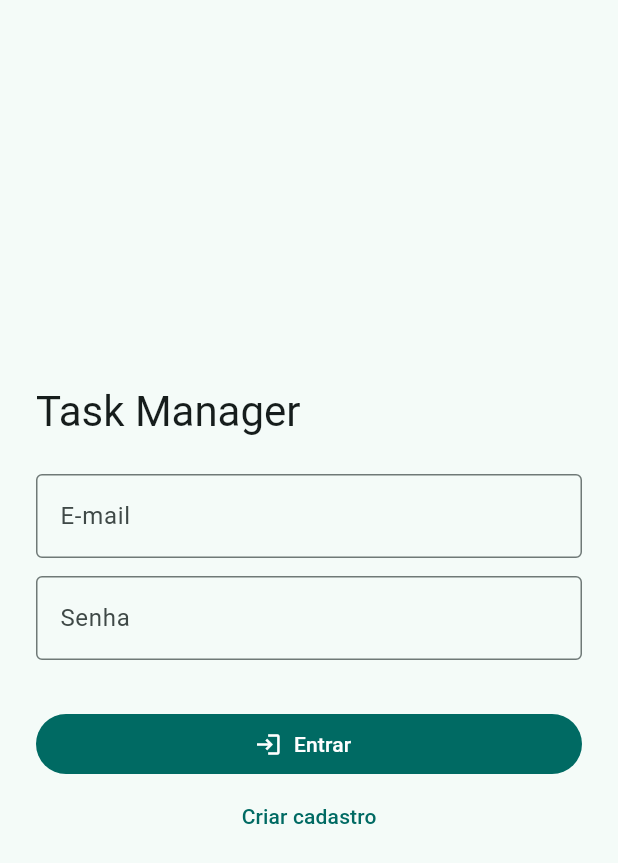
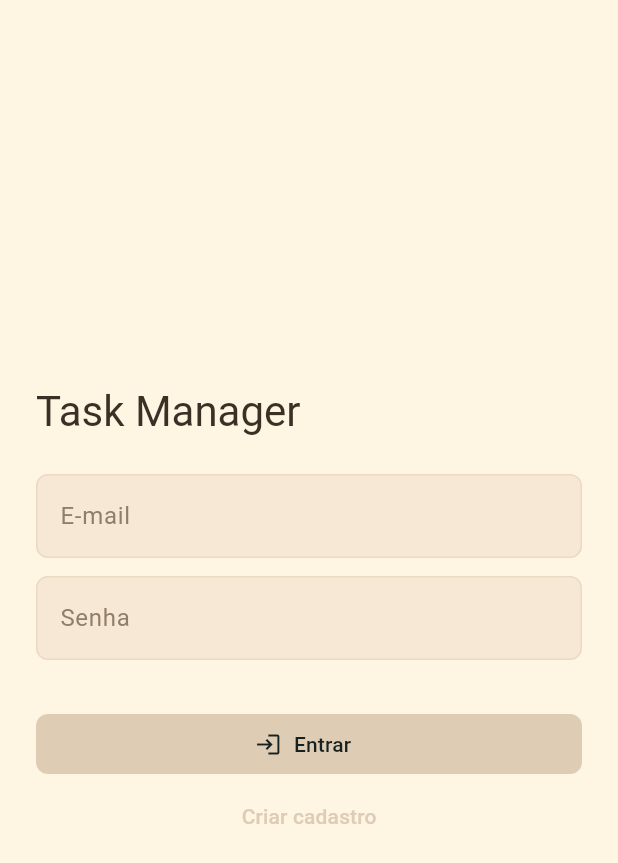
Before and after one commit to Loyolazz/Teste-Pratico-Atesteme, a Flutter app: the screen it shows after launch, on a phone screen of 412 x 824 dp. Shown: the top 863 px of the screen. Run offline on Flutter 3.47's test engine with Material 3 defaults, Android fonts, the phone set to English and light mode, and no system bars; our stand-ins replace dio, flutter_local_notifications, flutter_mobx, flutter_modular, flutter_secure_storage, mobx and 1 more; accounts and stored records are empty; network calls fail.

Commit message:
Adicao da Tematizacao para uma app WhiteLabel

```diff
--- a/mobile/lib/app/app_widget.dart
+++ b/mobile/lib/app/app_widget.dart
@@ -1,30 +1,45 @@
 import 'package:flutter/material.dart';
 import 'package:flutter_modular/flutter_modular.dart';
 
-class AppWidget extends StatelessWidget {
+import 'shared/branding/branding_config.dart';
+import 'shared/branding/branding_scope.dart';
+import 'shared/branding/branding_service.dart';
+import 'theme/app_theme.dart';
+
+class AppWidget extends StatefulWidget {
   const AppWidget({super.key});
+
+  @override
+  State<AppWidget> createState() => _AppWidgetState();
+}
+
+class _AppWidgetState extends State<AppWidget> {
+  final _brandingService = BrandingService();
+  var _branding = BrandingConfig.fallback;
+
+  @override
+  void initState() {
+    super.initState();
+    _loadBranding();
+  }
+
+  Future<void> _loadBranding() async {
+    final branding = await _brandingService.load();
+    if (mounted) {
+      setState(() => _branding = branding);
+    }
+  }
 
   @override
   Widget build(BuildContext context) {
     return MaterialApp.router(
-      title: 'Task Manager',
+      title: _branding.appName,
       debugShowCheckedModeBanner: false,
-      theme: ThemeData(
-        colorScheme: ColorScheme.fromSeed(seedColor: const Color(0xFF0F766E)),
-        inputDecorationTheme: const InputDecorationTheme(
-          border: OutlineInputBorder(),
-        ),
-        useMaterial3: true,
-      ),
-      darkTheme: ThemeData(
-        colorScheme: ColorScheme.fromSeed(
-          seedColor: const Color(0xFF2DD4BF),
-          brightness: Brightness.dark,
-        ),
-        inputDecorationTheme: const InputDecorationTheme(
-          border: OutlineInputBorder(),
-        ),
-        useMaterial3: true,
+      theme: buildAppTheme(_branding.light, Brightness.light),
+      darkTheme: buildAppTheme(_branding.dark, Brightness.dark),
+      builder: (context, child) => BrandingScope(
+        config: _branding,
+        child: child ?? const SizedBox.shrink(),
       ),
       themeMode: ThemeMode.system,
       routerConfig: Modular.routerConfig,
--- a/mobile/lib/app/modules/auth/login_page.dart
+++ b/mobile/lib/app/modules/auth/login_page.dart
@@ -3,6 +3,7 @@ import 'package:flutter_mobx/flutter_mobx.dart';
 import 'package:flutter_modular/flutter_modular.dart';
 import 'package:mobx/mobx.dart';
 
+import '../../shared/branding/branding_scope.dart';
 import '../../shared/widgets/error_snack_bar.dart';
 import 'auth_store.dart';
 
@@ -59,6 +60,8 @@ class _LoginPageState extends State<LoginPage> {
 
   @override
   Widget build(BuildContext context) {
+    final appName = BrandingScope.of(context).appName;
+
     return Scaffold(
       body: SafeArea(
         child: Center(
@@ -72,7 +75,7 @@ class _LoginPageState extends State<LoginPage> {
                   mainAxisSize: MainAxisSize.min,
                   crossAxisAlignment: CrossAxisAlignment.stretch,
                   children: [
-                    Text('Task Manager',
+                    Text(appName,
                         style: Theme.of(context).textTheme.headlineMedium),
                     const SizedBox(height: 24),
                     TextFormField(
--- /dev/null
+++ b/mobile/lib/app/shared/branding/branding_config.dart
@@ -0,0 +1,117 @@
+import 'package:flutter/material.dart';
+
+@immutable
+class BrandingConfig {
+  const BrandingConfig({
+    required this.appName,
+    required this.light,
+    required this.dark,
+    required this.fallbackPalette,
+  });
+
+  static const apiFallbackPalette = BrandingPalette(
+    primary: Color(0xFFDFCCB4),
+    secondary: Color(0xFFECDAC3),
+    accent: Color(0xFFFEDEB8),
+    background: Color(0xFFFEF5E2),
+    surface: Color(0xFFF6E8D5),
+    surfaceSoft: Color(0xFFFEDEB8),
+    border: Color(0xFFECDAC3),
+    muted: Color(0xFF8F7E69),
+    text: Color(0xFF3A3026),
+  );
+
+  static const fallback = BrandingConfig(
+    appName: 'Task Manager',
+    light: apiFallbackPalette,
+    dark: apiFallbackPalette,
+    fallbackPalette: apiFallbackPalette,
+  );
+
+  final String appName;
+  final BrandingPalette light;
+  final BrandingPalette dark;
+  final BrandingPalette fallbackPalette;
+
+  factory BrandingConfig.fromJson(Map<String, dynamic> json) {
+    return BrandingConfig(
+      appName: (json['appName'] as String?)?.trim().isNotEmpty == true
+          ? (json['appName'] as String).trim()
+          : BrandingConfig.fallback.appName,
+      light: BrandingPalette.fromJson(
+        json['light'] as Map<String, dynamic>?,
+        BrandingConfig.fallback.light,
+      ),
+      dark: BrandingPalette.fromJson(
+        json['dark'] as Map<String, dynamic>?,
+        BrandingConfig.fallback.dark,
+      ),
+      fallbackPalette: BrandingPalette.fromJson(
+        json['fallback'] as Map<String, dynamic>?,
+        BrandingConfig.fallback.fallbackPalette,
+      ),
+    );
+  }
+}
+
+@immutable
+class BrandingPalette {
+  const BrandingPalette({
+    required this.primary,
+    required this.secondary,
+    required this.accent,
+    required this.background,
+    required this.surface,
+    required this.surfaceSoft,
+    required this.border,
+    required this.muted,
+    required this.text,
+  });
+
+  final Color primary;
+  final Color secondary;
+  final Color accent;
+  final Color background;
+  final Color surface;
+  final Color surfaceSoft;
+  final Color border;
+  final Color muted;
+  final Color text;
+
+  factory BrandingPalette.fromJson(
+    Map<String, dynamic>? json,
+    BrandingPalette fallback,
+  ) {
+    return BrandingPalette(
+      primary: _readColor(json?['primary'], fallback.primary),
+      secondary: _readColor(json?['secondary'], fallback.secondary),
+      accent: _readColor(json?['accent'], fallback.accent),
+      background: _readColor(json?['background'], fallback.background),
+      surface: _readColor(json?['surface'], fallback.surface),
+      surfaceSoft: _readColor(json?['surfaceSoft'], fallback.surfaceSoft),
+      border: _readColor(json?['border'], fallback.border),
+      muted: _readColor(json?['muted'], fallback.muted),
+      text: _readColor(json?['text'], fallback.text),
+    );
+  }
+
+  static Color _readColor(Object? value, Color fallback) {
+    if (value is! String) {
+      return fallback;
+    }
+
+    final cleanHex = value.trim().replaceFirst('#', '');
+    final normalizedHex = switch (cleanHex.length) {
+      6 => 'FF$cleanHex',
+      8 => cleanHex,
+      _ => null,
+    };
+
+    if (normalizedHex == null) {
+      return fallback;
+    }
+
+    final parsed = int.tryParse(normalizedHex, radix: 16);
+    return parsed == null ? fallback : Color(parsed);
+  }
+}
--- /dev/null
+++ b/mobile/lib/app/shared/branding/branding_scope.dart
@@ -0,0 +1,25 @@
+import 'package:flutter/widgets.dart';
+
+import 'branding_config.dart';
+
+class BrandingScope extends InheritedWidget {
+  const BrandingScope({
+    required this.config,
+    required super.child,
+    super.key,
+  });
+
+  final BrandingConfig config;
+
+  static BrandingConfig of(BuildContext context) {
+    return context
+            .dependOnInheritedWidgetOfExactType<BrandingScope>()
+            ?.config ??
+        BrandingConfig.fallback;
+  }
+
+  @override
+  bool updateShouldNotify(BrandingScope oldWidget) {
+    return config != oldWidget.config;
+  }
+}
--- /dev/null
+++ b/mobile/lib/app/shared/branding/branding_service.dart
@@ -0,0 +1,38 @@
+import 'package:dio/dio.dart';
+
+import '../services/app_logger.dart';
+import 'branding_config.dart';
+
+class BrandingService {
+  BrandingService({Dio? dio})
+      : _dio = dio ??
+            Dio(BaseOptions(
+              baseUrl: const String.fromEnvironment(
+                'API_URL',
+                defaultValue: 'http://10.0.2.2:8080/api',
+              ),
+              connectTimeout: const Duration(seconds: 10),
+              receiveTimeout: const Duration(seconds: 10),
+            ));
+
+  final Dio _dio;
+
+  Future<BrandingConfig> load() async {
+    try {
+      final response = await _dio.get<Map<String, dynamic>>('/branding');
+      final data = response.data;
+      if (data == null) {
+        throw StateError('Resposta de branding vazia.');
+      }
+      return BrandingConfig.fromJson(data);
+    } catch (error, stackTrace) {
+      AppLogger.warning(
+        'branding.load_failed_using_fallback',
+        error: error,
+        stackTrace: stackTrace,
+        context: {'path': '/branding'},
+      );
+      return BrandingConfig.fallback;
+    }
+  }
+}
--- a/mobile/lib/app/shared/services/app_logger.dart
+++ b/mobile/lib/app/shared/services/app_logger.dart
@@ -1,7 +1,7 @@
 import 'dart:developer' as developer;
 
 class AppLogger {
-  static const _name = 'Atesteme';
+  static const _name = 'TaskManager';
 
   static void info(String message, {Map<String, Object?> context = const {}}) {
     developer.log(_format(message, context), name: _name, level: 800);
--- /dev/null
+++ b/mobile/lib/app/theme/app_theme.dart
@@ -0,0 +1,119 @@
+import 'package:flutter/material.dart';
+
+import '../shared/branding/branding_config.dart';
+
+ThemeData buildAppTheme(BrandingPalette palette, Brightness brightness) {
+  final colorScheme = ColorScheme.fromSeed(
+    seedColor: palette.primary,
+    brightness: brightness,
+  ).copyWith(
+    primary: palette.primary,
+    onPrimary: _readableTextOn(palette.primary),
+    secondary: palette.secondary,
+    onSecondary: _readableTextOn(palette.secondary),
+    tertiary: palette.accent,
+    onTertiary: _readableTextOn(palette.accent),
+    surface: palette.surface,
+    onSurface: palette.text,
+    error: const Color(0xFFB42318),
+    onError: Colors.white,
+  );
+
+  return ThemeData(
+    useMaterial3: true,
+    brightness: brightness,
+    colorScheme: colorScheme,
+    scaffoldBackgroundColor: palette.background,
+    canvasColor: palette.background,
+    dividerColor: palette.border,
+    appBarTheme: AppBarTheme(
+      backgroundColor: palette.surface,
+      foregroundColor: palette.text,
+      elevation: 0,
+      centerTitle: false,
+      surfaceTintColor: Colors.transparent,
+    ),
+    bottomSheetTheme: BottomSheetThemeData(
+      backgroundColor: palette.surface,
+      surfaceTintColor: Colors.transparent,
+      shape: const RoundedRectangleBorder(
+        borderRadius: BorderRadius.vertical(top: Radius.circular(8)),
+      ),
+    ),
+    cardTheme: CardThemeData(
+      color: palette.surface,
+      surfaceTintColor: Colors.transparent,
+      shape: RoundedRectangleBorder(
+        borderRadius: BorderRadius.circular(8),
+        side: BorderSide(color: palette.border),
+      ),
+    ),
+    inputDecorationTheme: InputDecorationTheme(
+      filled: true,
+      fillColor: palette.surface,
+      labelStyle: TextStyle(color: palette.muted),
+      border: OutlineInputBorder(
+        borderRadius: BorderRadius.circular(8),
+      ),
+      enabledBorder: OutlineInputBorder(
+        borderRadius: BorderRadius.circular(8),
+        borderSide: BorderSide(color: palette.border),
+      ),
+      focusedBorder: OutlineInputBorder(
+        borderRadius: BorderRadius.circular(8),
+        borderSide: BorderSide(color: palette.primary, width: 1.6),
+      ),
+      errorBorder: OutlineInputBorder(
+        borderRadius: BorderRadius.circular(8),
+        borderSide: const BorderSide(color: Color(0xFFB42318)),
+      ),
+      focusedErrorBorder: OutlineInputBorder(
+        borderRadius: BorderRadius.circular(8),
+        borderSide: const BorderSide(color: Color(0xFFB42318), width: 1.6),
+      ),
+    ),
+    filledButtonTheme: FilledButtonThemeData(
+      style: FilledButton.styleFrom(
+        backgroundColor: palette.primary,
+        foregroundColor: _readableTextOn(palette.primary),
+        shape: RoundedRectangleBorder(borderRadius: BorderRadius.circular(8)),
+      ),
+    ),
+    floatingActionButtonTheme: FloatingActionButtonThemeData(
+      backgroundColor: palette.primary,
+      foregroundColor: _readableTextOn(palette.primary),
+      shape: RoundedRectangleBorder(borderRadius: BorderRadius.circular(8)),
+    ),
+    outlinedButtonTheme: OutlinedButtonThemeData(
+      style: OutlinedButton.styleFrom(
+        foregroundColor: palette.text,
+        side: BorderSide(color: palette.border),
+        shape: RoundedRectangleBorder(borderRadius: BorderRadius.circular(8)),
+      ),
+    ),
+    snackBarTheme: SnackBarThemeData(
+      backgroundColor: palette.surfaceSoft,
+      contentTextStyle: TextStyle(
+        color: palette.text,
+        fontWeight: FontWeight.w700,
+      ),
+      actionTextColor: palette.primary,
+      behavior: SnackBarBehavior.floating,
+      shape: RoundedRectangleBorder(borderRadius: BorderRadius.circular(8)),
+    ),
+    listTileTheme: ListTileThemeData(
+      tileColor: palette.surface,
+      iconColor: palette.primary,
+      textColor: palette.text,
+      shape: RoundedRectangleBorder(borderRadius: BorderRadius.circular(8)),
+    ),
+    progressIndicatorTheme: ProgressIndicatorThemeData(
+      color: palette.primary,
+    ),
+  );
+}
+
+Color _readableTextOn(Color background) {
+  final luminance = background.computeLuminance();
+  return luminance > 0.6 ? const Color(0xFF17211F) : Colors.white;
+}
```
Also changed, not shown: mobile/lib/app/modules/auth/register_page.dart (+9 -0 lines), mobile/lib/main.dart (+4 -4 lines), 17 other files.
